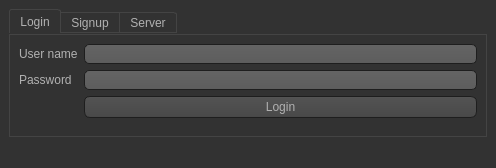
Qt form lm/src/loginwindow.ui (zhaonian/Instant-eCommerce) before a commit.
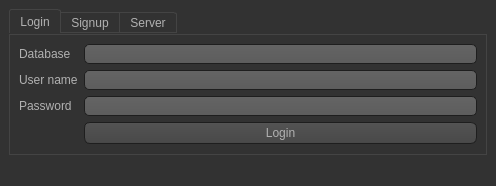
The same form after that commit. Icons and pictures are not drawn.

Diff of the .ui file:
```diff
--- a/lm/src/loginwindow.ui
+++ b/lm/src/loginwindow.ui
@@ -492,33 +492,43 @@
         <string>Login</string>
        </attribute>
        <layout class="QFormLayout" name="formLayout">
-        <item row="0" column="0">
+        <item row="1" column="0">
          <widget class="QLabel" name="label">
           <property name="text">
            <string>User name</string>
           </property>
          </widget>
         </item>
-        <item row="0" column="1">
-         <widget class="QLineEdit" name="login_username"/>
-        </item>
         <item row="1" column="1">
-         <widget class="QLineEdit" name="login_password"/>
+         <widget class="QLineEdit" name="login_username"/>
         </item>
         <item row="2" column="1">
+         <widget class="QLineEdit" name="login_password"/>
+        </item>
+        <item row="3" column="1">
          <widget class="QPushButton" name="login_button">
           <property name="text">
            <string>Login</string>
           </property>
          </widget>
         </item>
-        <item row="1" column="0">
+        <item row="2" column="0">
          <widget class="QLabel" name="label_2">
           <property name="text">
            <string>Password</string>
           </property>
          </widget>
         </item>
+        <item row="0" column="0">
+         <widget class="QLabel" name="label_7">
+          <property name="text">
+           <string>Database</string>
+          </property>
+         </widget>
+        </item>
+        <item row="0" column="1">
+         <widget class="QLineEdit" name="login_database"/>
+        </item>
        </layout>
       </widget>
       <widget class="QWidget" name="signup">
```
